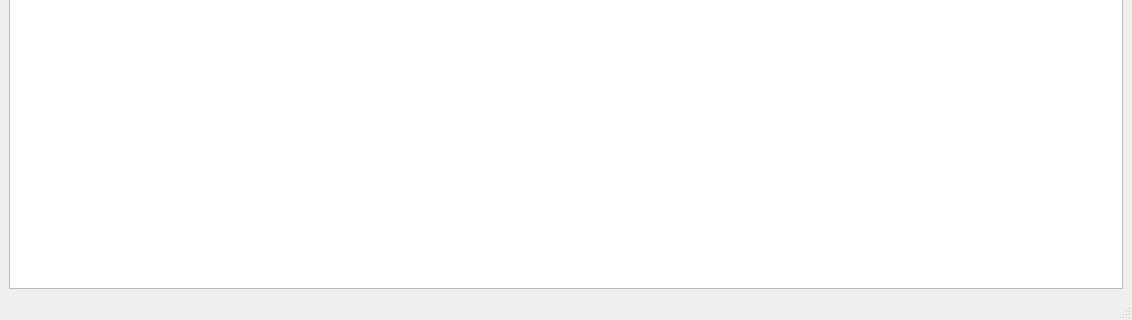
Old version of the form mainwindow.ui in the repository expers-vis/ICP; both pictures show x 0 to 1132 and y 333 to 653 of the 1132 by 653 pixel window.
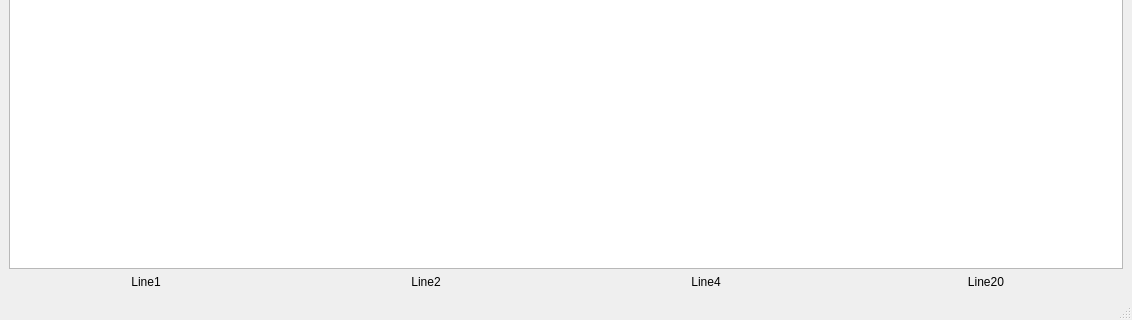
New version of the form.

```diff
--- a/mainwindow.ui
+++ b/mainwindow.ui
@@ -258,6 +258,50 @@
       </property>
      </widget>
     </item>
+    <item>
+     <layout class="QHBoxLayout" name="horizontalLayout_2">
+      <item>
+       <widget class="QLabel" name="line1_l">
+        <property name="text">
+         <string>Line1</string>
+        </property>
+        <property name="alignment">
+         <set>Qt::AlignCenter</set>
+        </property>
+       </widget>
+      </item>
+      <item>
+       <widget class="QLabel" name="line2_l">
+        <property name="text">
+         <string>Line2</string>
+        </property>
+        <property name="alignment">
+         <set>Qt::AlignCenter</set>
+        </property>
+       </widget>
+      </item>
+      <item>
+       <widget class="QLabel" name="line4_l">
+        <property name="text">
+         <string>Line4</string>
+        </property>
+        <property name="alignment">
+         <set>Qt::AlignCenter</set>
+        </property>
+       </widget>
+      </item>
+      <item>
+       <widget class="QLabel" name="line20_l">
+        <property name="text">
+         <string>Line20</string>
+        </property>
+        <property name="alignment">
+         <set>Qt::AlignCenter</set>
+        </property>
+       </widget>
+      </item>
+     </layout>
+    </item>
    </layout>
   </widget>
   <widget class="QMenuBar" name="menubar">
```
